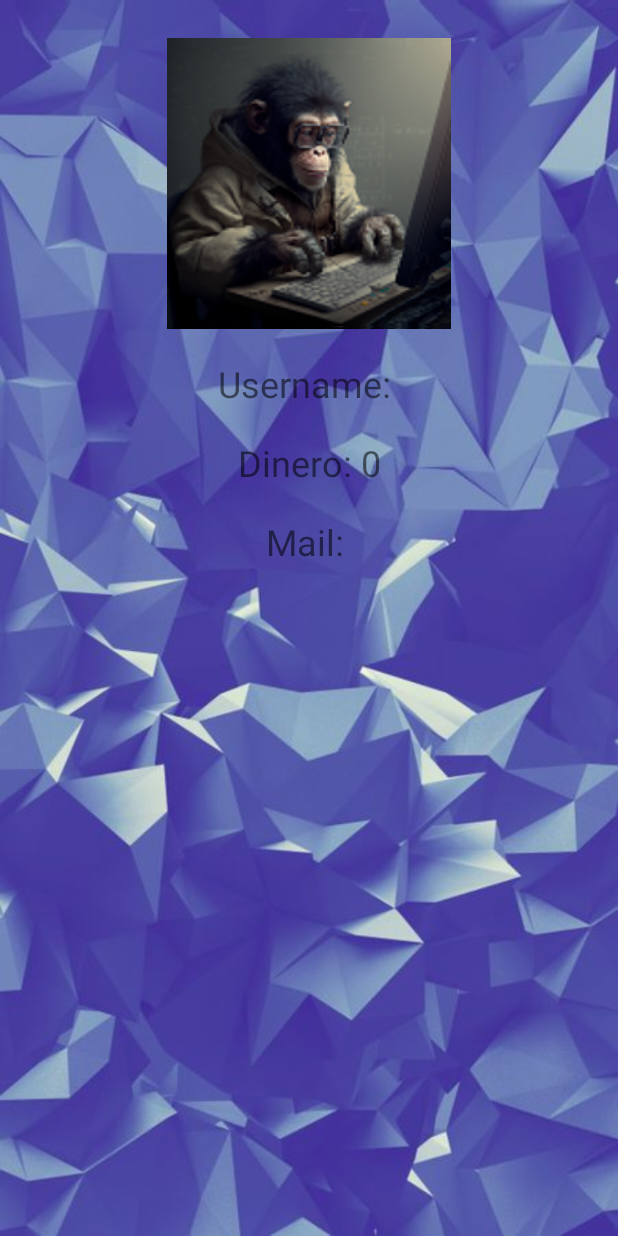
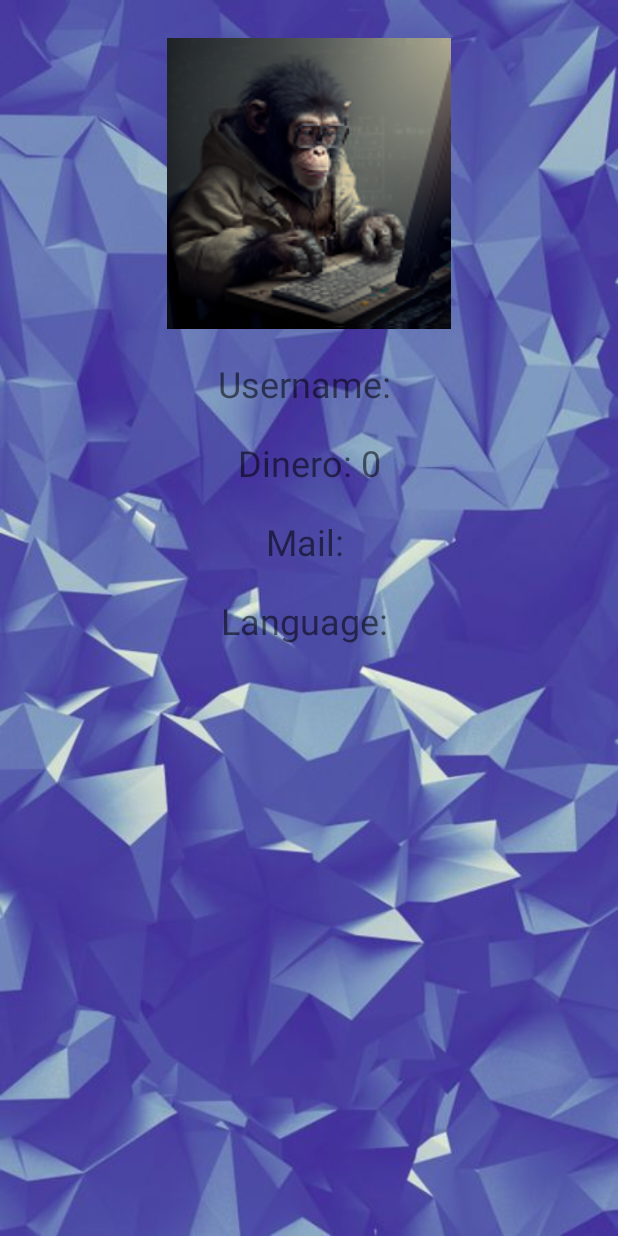
Before and after one commit to MikelArinaMarcos/androidAppDSAG6, an Android app: the activity_profile screen opened directly, with no data from a screen before it, on a phone screen of 412 x 824 dp. Run offline under Robolectric (Android 15) with nearby library versions, the phone set to English and light mode, and no system bars; Roboto replaces fonts that are not available here.

Commit message:
Agregado language en pantalla info user

```diff
--- a/app/src/main/java/com/example/appproyecto/activity_profile.java
+++ b/app/src/main/java/com/example/appproyecto/activity_profile.java
@@ -23,11 +23,13 @@ public class activity_profile extends AppCompatActivity {
         TextView username = (TextView) findViewById(R.id.username);
         TextView dinero = (TextView) findViewById(R.id.dinero);
         TextView mail = (TextView) findViewById(R.id.mail);
+        TextView language = (TextView) findViewById(R.id.language);
 
         //Utilizamos las SharedPreferences para asignar los valores del usuario al campo del perfil
         SharedPreferences prefs = getSharedPreferences("myPrefs", MODE_PRIVATE);
         username.setText("Username: " + prefs.getString("username",""));
         dinero.setText("Dinero: " + String.valueOf(prefs.getInt("dinero",0)));
         mail.setText("Mail: " + prefs.getString("mail",""));
+        language.setText("Language: " + prefs.getString("language", ""));
     }
 }
--- a/app/src/main/res/layout/activity_profile.xml
+++ b/app/src/main/res/layout/activity_profile.xml
@@ -17,6 +17,17 @@
         app:layout_constraintEnd_toEndOf="parent"
         app:layout_constraintStart_toStartOf="parent"
         app:layout_constraintTop_toBottomOf="@+id/dinero" />
+
+    <TextView
+        android:id="@+id/language"
+        android:layout_width="wrap_content"
+        android:layout_height="wrap_content"
+        android:layout_marginTop="20dp"
+        android:text="TextView"
+        android:textSize="24sp"
+        app:layout_constraintEnd_toEndOf="parent"
+        app:layout_constraintStart_toStartOf="parent"
+        app:layout_constraintTop_toBottomOf="@+id/mail" />
 
     <TextView
         android:id="@+id/dinero"
```
